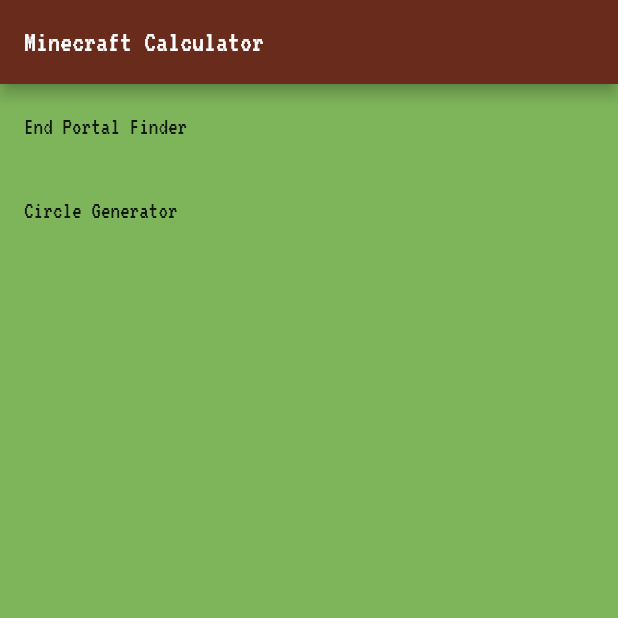
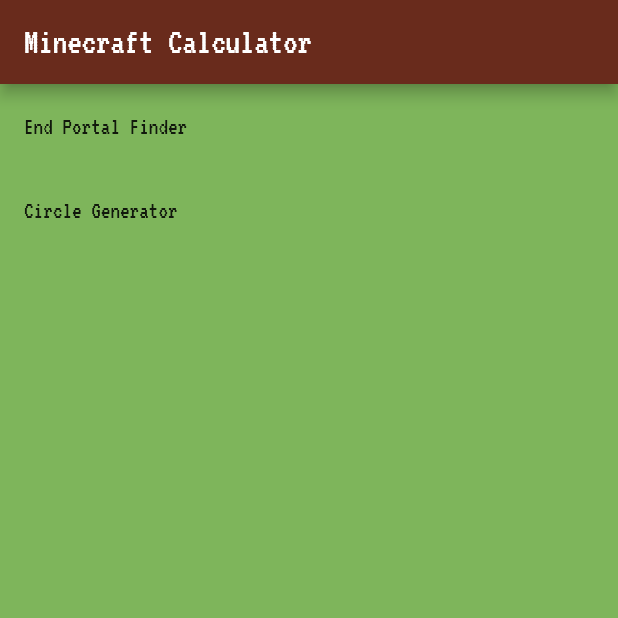
Before and after one commit to RyanRemer/minecraft_calculator, a Flutter app: the screen it shows after launch, on a phone screen of 412 x 824 dp, the top half of it. Run offline on Flutter 3.47's test engine with Material 2 defaults, Android fonts, the phone set to English and light mode, and no system bars.

Commit message:
app bar theme

```diff
--- a/lib/main.dart
+++ b/lib/main.dart
@@ -13,6 +13,12 @@ class MyApp extends StatelessWidget {
         primaryColor: Color(0xFF692b1c),
         fontFamily: "Bits",
         backgroundColor: Color(0xFF7EB55B),
+
+        appBarTheme: AppBarTheme(
+          textTheme: TextTheme(title: TextStyle(fontSize: 24, fontFamily: "Bits"))
+        ),
+
+
       ),
       home: HomePage()
     );
```
Also changed, not shown: lib/pages/end_portal_finder.dart (added).
